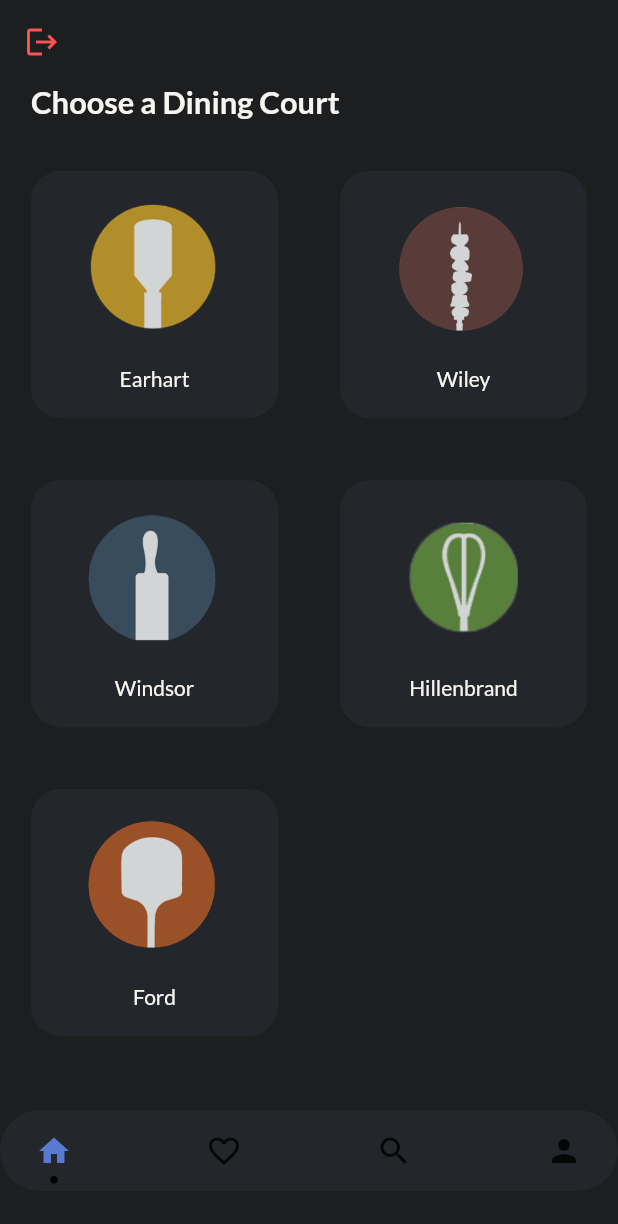
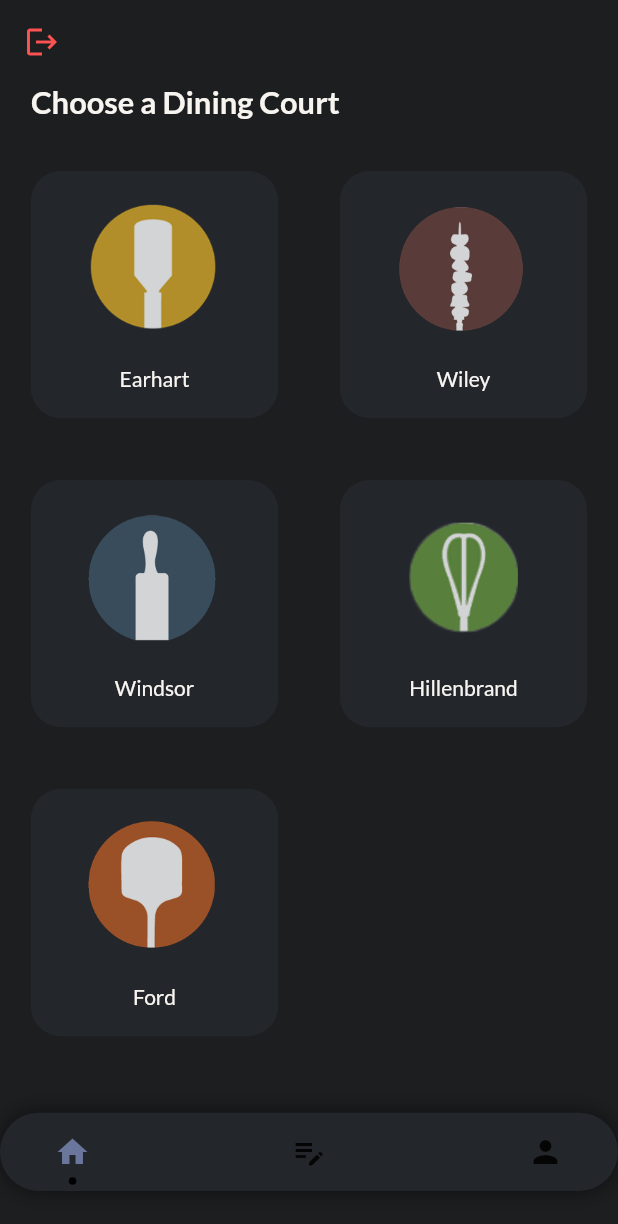
Before and after one commit to Swipe-Swap/SwipeSwapFrontend, a Flutter app: the Swaps screen opened by its route, on a phone screen of 412 x 824 dp. Shown: the top 1224 px of the screen. Run offline on Flutter 3.47's test engine with Material 2 defaults, Android fonts, the phone set to English and light mode, and no system bars; drawn by our look-alikes of dot_navigation_bar; our stand-ins replace animated_text_kit, cloud_firestore, firebase_auth, firebase_core, flutter_dotenv, google_fonts and 2 more; missing offline and left inert: map_location_picker, validatorless; accounts and stored records are empty.

Commit message:
more nav bar

```diff
--- a/swipeswap/lib/screens/swaps.dart
+++ b/swipeswap/lib/screens/swaps.dart
@@ -24,13 +24,19 @@ class _SwapsState extends State<Swaps> {
           padding: const EdgeInsets.only(bottom: 30.0),
           child: Container(
             child: DotNavigationBar(
-              paddingR: EdgeInsets.only(bottom: 5, top: 5),
+              paddingR: EdgeInsets.symmetric(vertical: 0.5.h, horizontal: 3.w),
               marginR: EdgeInsets.all(0),
               backgroundColor: kAccentColor1,
               currentIndex: 0,
               onTap: (p0) {},
               dotIndicatorColor: Colors.black,
-              boxShadow: const [],
+              boxShadow: const [
+                BoxShadow(
+                  color: Colors.black54,
+                  blurRadius: 12,
+                  blurStyle: BlurStyle.outer,
+                )
+              ],
               // enableFloatingNavBar: false
               items: [
                 DotNavigationBarItem(
@@ -42,27 +48,21 @@ class _SwapsState extends State<Swaps> {
 
                 /// Likes
                 DotNavigationBarItem(
-                  icon: Icon(
-                    Icons.favorite_border,
+                  icon: const Icon(
+                    Icons.edit_note_outlined,
                   ),
-                  selectedColor: Colors.pink,
+                  selectedColor: kAccentColor3,
                 ),
 
                 /// Search
                 DotNavigationBarItem(
-                  icon: Icon(
-                    Icons.search,
+                  icon: const Icon(
+                    Icons.person,
                   ),
-                  selectedColor: Colors.orange,
+                  selectedColor: kAccentColor3,
                 ),
 
                 /// Profile
-                DotNavigationBarItem(
-                  icon: Icon(
-                    Icons.person,
-                  ),
-                  selectedColor: Colors.teal,
-                ),
               ],
             ),
           ),
--- a/swipeswap/lib/utils/constants.dart
+++ b/swipeswap/lib/utils/constants.dart
@@ -132,4 +132,4 @@ const Color kPrimaryColor2 = Color(0xFFF8F5F1);
 const Color kSecondaryColor = Color(0xFFF8A488);
 const Color kAccentColor1 = Color(0xFF23262b);
 const Color kAccentColor2 = Color(0xFF22C39A);
-const Color kAccentColor3 = Color(0xFF587ad1);
+const Color kAccentColor3 = Color.fromARGB(255, 106, 118, 155);
```
